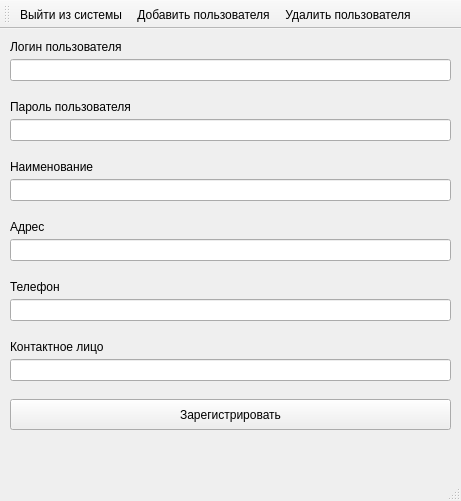
Qt form Source/MDKP/adminwindow.ui (striction10/MDKP) before a commit.
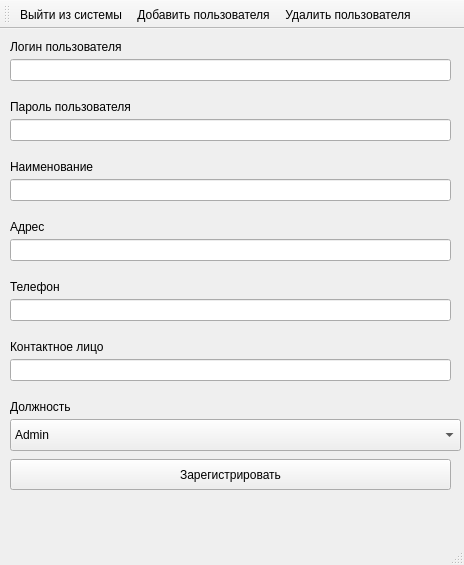
The same form after that commit.

The edit to the form file:
```diff
--- a/Source/MDKP/adminwindow.ui
+++ b/Source/MDKP/adminwindow.ui
@@ -6,8 +6,8 @@
    <rect>
     <x>0</x>
     <y>0</y>
-    <width>461</width>
-    <height>501</height>
+    <width>464</width>
+    <height>565</height>
    </rect>
   </property>
   <property name="windowTitle">
@@ -54,7 +54,7 @@
     <property name="geometry">
      <rect>
       <x>10</x>
-      <y>370</y>
+      <y>430</y>
       <width>441</width>
       <height>31</height>
      </rect>
@@ -165,6 +165,44 @@
      </rect>
     </property>
    </widget>
+   <widget class="QLabel" name="label_7">
+    <property name="geometry">
+     <rect>
+      <x>10</x>
+      <y>370</y>
+      <width>121</width>
+      <height>16</height>
+     </rect>
+    </property>
+    <property name="text">
+     <string>Должность</string>
+    </property>
+   </widget>
+   <widget class="QComboBox" name="comboBox">
+    <property name="geometry">
+     <rect>
+      <x>10</x>
+      <y>390</y>
+      <width>451</width>
+      <height>32</height>
+     </rect>
+    </property>
+    <item>
+     <property name="text">
+      <string>Admin</string>
+     </property>
+    </item>
+    <item>
+     <property name="text">
+      <string>Worker</string>
+     </property>
+    </item>
+    <item>
+     <property name="text">
+      <string>User</string>
+     </property>
+    </item>
+   </widget>
   </widget>
   <widget class="QMenuBar" name="menubar">
    <property name="geometry">
```
Left out of the diff: 9 changed lines with no effect on the pictures.
